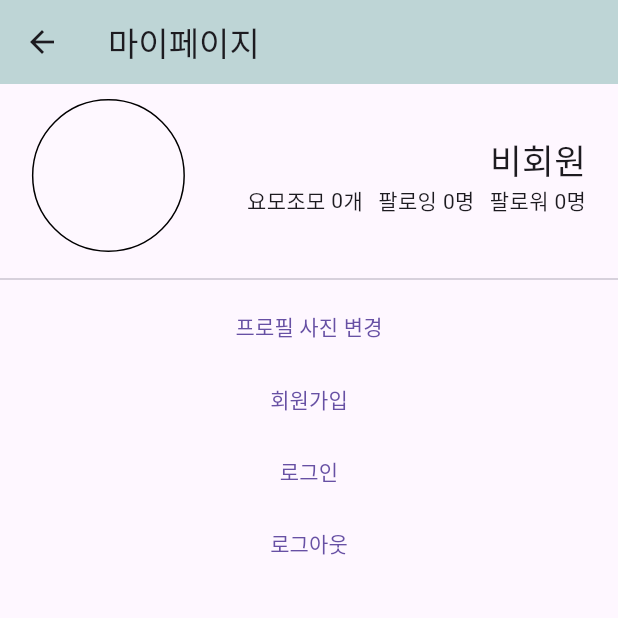
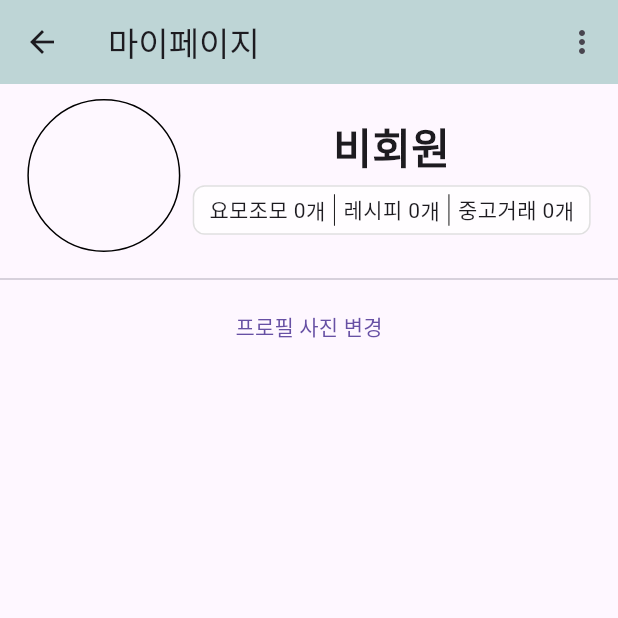
Before and after one commit to KimHyunSookhs/realMojadel, a Flutter app: the MyPageSite screen opened by its route, on a phone screen of 412 x 824 dp, the top half of it. Run offline on Flutter 3.47's test engine with Material 3 defaults, Android fonts, the phone set to English and light mode, and no system bars; our stand-ins replace carousel_slider, cloud_firestore, firebase_auth, firebase_core, google_maps_flutter, image_picker and 2 more; missing offline and left inert: dart:ffi; accounts and stored records are empty; network calls fail; Roboto replaces fonts that are missing (NanumGothic).

Commit message:
MyPage 윗부분 수정

```diff
--- a/lib/main.dart
+++ b/lib/main.dart
@@ -24,6 +24,7 @@ class MyApp extends StatelessWidget {
       builder: (context, snapshot) {
         return MaterialApp(
           title: 'mojadel',
+          theme:ThemeData(fontFamily: 'NanumGothic'),
           debugShowCheckedModeBanner: false,
           routes: {
             '/login': (context) => LogInPage(),
--- a/lib/mypage/mypage.dart
+++ b/lib/mypage/mypage.dart
@@ -4,15 +4,14 @@ import 'package:image_picker/image_picker.dart';
 import 'package:mojadel2/Config/ImagePathProvider.dart';
 import 'package:mojadel2/Config/getUserInfo.dart';
 import 'package:mojadel2/colors/colors.dart';
-import 'package:mojadel2/mypage/signup/signup.dart';
 import 'package:shared_preferences/shared_preferences.dart';
 import 'getboardcount/getBoardCount.dart';
-import 'login/loginpage.dart';
+import 'getboardcount/getRecipeBoardCount.dart';
+import 'getboardcount/getTradeBoardCount.dart';
 import 'dart:io';
 import 'package:http/http.dart' as http;
 import 'dart:convert';
-import 'package:path_provider/path_provider.dart';
-import 'package:path/path.dart';
+import 'optionMenu/optionMenu.dart';
 
 class MyPageSite extends StatefulWidget {
   const MyPageSite({Key? key}) : super(key: key);
@@ -26,16 +25,17 @@ class _MyPageSiteState extends State<MyPageSite> {
   String? _userEmail;
   String? _jwtToken;
   int? _userBoardCount;
+  int? _userRecipeBoardCount;
   String? _profileImageUrl;
   ImagePicker picker = ImagePicker();
 
   @override
   void initState() {
     super.initState();
-    _loadUserInfo();
+    loadUserInfo();
   }
 
-  Future<void> _loadUserInfo() async {
+  Future<void> loadUserInfo() async {
     final prefs = await SharedPreferences.getInstance();
     _jwtToken = prefs.getString('jwtToken');
     if (_jwtToken != null) {
@@ -46,16 +46,6 @@ class _MyPageSiteState extends State<MyPageSite> {
         _profileImageUrl = userInfo['profileImage'];
       });
     }
-  }
-
-  Future<void> _logout() async {
-    final prefs = await SharedPreferences.getInstance();
-    await prefs.remove('jwtToken');
-    setState(() {
-      _nickname = null;
-      _jwtToken = null; // jwtToken 초기화
-      _profileImageUrl = null;
-    });
   }
 
   Future<void> _uploadImage(File imageFile) async {
@@ -87,7 +77,6 @@ class _MyPageSiteState extends State<MyPageSite> {
       }
     }
   }
-
   Future<void> getImage(ImageSource imageSource) async {
     final XFile? pickedFile = await picker.pickImage(source: imageSource);
     if (pickedFile != null) {
@@ -100,12 +89,38 @@ class _MyPageSiteState extends State<MyPageSite> {
     }
   }
 
+  Future<void> logout() async {
+    final prefs = await SharedPreferences.getInstance();
+    await prefs.remove('jwtToken');
+    setState(() {
+      _nickname = null;
+      _jwtToken = null;
+      _profileImageUrl = null;
+    });
+  }
+  Future<void> updateJwtToken(String? jwtToken) async {
+    final prefs = await SharedPreferences.getInstance();
+    await prefs.setString('jwtToken', jwtToken!);
+    setState(() {
+      _jwtToken = jwtToken;
+    });
+  }
+
   @override
   Widget build(BuildContext context) {
     return Scaffold(
       appBar: AppBar(
         title: Text('마이페이지'),
         backgroundColor: AppColors.mintgreen,
+        actions: [
+          OptionMenu(
+            userEmail: _userEmail,
+            jwtToken: _jwtToken,
+            loadUserInfo: loadUserInfo,
+            updateJwtToken: (String? jwtToken) => updateJwtToken(jwtToken),
+            logoutCallback: logout,
+          ),
+        ],
       ),
       body: SingleChildScrollView(
         child: Column(
@@ -119,8 +134,8 @@ class _MyPageSiteState extends State<MyPageSite> {
                     decoration: BoxDecoration(
                       shape: BoxShape.circle,
                       border: Border.all(
-                        color: Colors.black, // 테두리 선의 색상 설정
-                        width: 1.0, // 테두리 선의 두께 설정
+                        color: Colors.black,
+                        width: 1.0,
                       ),
                     ),
                     child: CircleAvatar(
@@ -134,24 +149,33 @@ class _MyPageSiteState extends State<MyPageSite> {
                     ),
                   ),
                   Column(
-                    crossAxisAlignment: CrossAxisAlignment.end,
+                    crossAxisAlignment: CrossAxisAlignment.center,
                     children: [
                       Text(
                         _nickname ?? '비회원',
-                        style: TextStyle(fontSize: 23),
+                        style: TextStyle(fontSize: 28, fontWeight: FontWeight.w600),
                       ),
-                      Row(
-                        mainAxisAlignment: MainAxisAlignment.spaceEvenly,
+                      SizedBox(height: 6,),
+                      Container(
+                        padding: const EdgeInsets.all(5.0),
+                        decoration: BoxDecoration(
+                          color: Colors.white70,
+                          borderRadius: BorderRadius.circular(8.0),
+                          border: Border.all(
+                            color: Colors.grey.shade300, // 테두리 색상
+                            width: 1.0, // 테두리 두께
+                          ),
+                        ),
+                        child: IntrinsicHeight(
+                          child: Row(
                             children: [
-                          SizedBox(
-                            width: 30,
-                          ),
+                              SizedBox(width: 5),
                               Row(
                                 children: [
                                   Text('요모조모 '),
                                   FutureBuilder<int?>(
                                     future: getUserPostsCount(
-                                    _userEmail ?? '', _jwtToken ?? '', _nickname), // getUserPostsCount 함수 사용
+                                        _userEmail ?? '', _jwtToken ?? '', _nickname),
                                     builder: (context, snapshot) {
                                       if (snapshot.connectionState == ConnectionState.waiting) {
                                         return Text('0');
@@ -159,23 +183,62 @@ class _MyPageSiteState extends State<MyPageSite> {
                                         return Text('Error: ${snapshot.error}');
                                       } else {
                                         final int? postsCount = snapshot.data;
-                                    _userBoardCount = postsCount; // _userBoardCount에 postsCount 값 할당
+                                        _userBoardCount = postsCount;
                                         return Text(postsCount != null ? '$postsCount' : '0');
                                       }
                                     },
                                   ),
-                              Text('개')
+                                  Text('개'),
+                                  VerticalDivider(
+                                    width: 12,
+                                    thickness: 0.6,
+                                    color: Colors.black,
+                                  ),
+                                  Text('레시피 '),
+                                  FutureBuilder<int?>(
+                                    future: getUserRecipePostsCount(
+                                        _userEmail ?? '', _jwtToken ?? '', _nickname),
+                                    builder: (context, snapshot) {
+                                      if (snapshot.connectionState == ConnectionState.waiting) {
+                                        return Text('0');
+                                      } else if (snapshot.hasError) {
+                                        return Text('Error: ${snapshot.error}');
+                                      } else {
+                                        final int? postsCount = snapshot.data;
+                                        _userBoardCount = postsCount;
+                                        return Text(postsCount != null ? '$postsCount' : '0');
+                                      }
+                                    },
+                                  ),
+                                  Text('개'),
+                                  VerticalDivider(
+                                    width: 12,
+                                    thickness: 0.6,
+                                    color: Colors.black,
+                                  ),
+                                  Text('중고거래 '),
+                                  FutureBuilder<int?>(
+                                    future: getUserTradePostsCount(
+                                        _userEmail ?? '', _jwtToken ?? '', _nickname),
+                                    builder: (context, snapshot) {
+                                      if (snapshot.connectionState == ConnectionState.waiting) {
+                                        return Text('0');
+                                      } else if (snapshot.hasError) {
+                                        return Text('Error: ${snapshot.error}');
+                                      } else {
+                                        final int? postsCount = snapshot.data;
+                                        _userBoardCount = postsCount;
+                                        return Text(postsCount != null ? '$postsCount' : '0');
+                                      }
+                                    },
+                                  ),
+                                  Text('개'),
+                                  SizedBox(width: 5),
                                 ],
                               ),
-                          SizedBox(
-                            width: 10,
+                            ],
                           ),
-                          Text('팔로잉 0명'),
-                          SizedBox(
-                            width: 10,
                         ),
-                          Text('팔로워 0명'),
-                        ],
                       ),
                     ],
                   ),
@@ -189,39 +252,6 @@ class _MyPageSiteState extends State<MyPageSite> {
               },
               child: Text('프로필 사진 변경'),
             ),
-            TextButton(
-              onPressed: () {
-                Navigator.push(
-                  context,
-                  MaterialPageRoute(builder: (context) => SignUpPage()),
-                );
-              },
-              child: Text('회원가입'),
-            ),
-            TextButton(
-              onPressed: () {
-                Navigator.push(
-                  context,
-                  MaterialPageRoute(builder: (context) => LogInPage()),
-                ).then((jwtToken) {
-                  if (jwtToken != null) {
-                    _loadUserInfo();
-                  }
-                });
-              },
-              child: Text('로그인'),
-            ),
-            TextButton(
-              onPressed: () async {
-                ScaffoldMessenger.of(context).showSnackBar(
-                  SnackBar(
-                    content: Text('로그아웃 완료'),
-                  ),
-                );
-                await _logout();
-              },
-              child: Text('로그아웃'),
-            ),
           ],
         ),
       ),
--- /dev/null
+++ b/lib/mypage/optionMenu/optionMenu.dart
@@ -0,0 +1,76 @@
+import 'package:flutter/material.dart';
+import '../login/loginpage.dart';
+import '../signup/signup.dart';
+
+class OptionMenu extends StatelessWidget {
+  final String? userEmail;
+  final String? jwtToken;
+  final Function() loadUserInfo;
+  final Function(String?) updateJwtToken;
+  final Function() logoutCallback;
+
+  OptionMenu({
+    required this.userEmail,
+    required this.jwtToken,
+    required this.loadUserInfo,
+    required this.updateJwtToken,
+    required this.logoutCallback,
+  });
+
+  Future<void> handleMenuSelection(BuildContext context, String value) async {
+    if (jwtToken == null) {
+      if (value == 'login') {
+        Navigator.push(context, MaterialPageRoute(builder: (context) => LogInPage()))
+            .then((jwtToken) {
+          if (jwtToken != null) {
+            updateJwtToken(jwtToken);
+            loadUserInfo();
+          }
+        });
+      } else if (value == 'signup') {
+        Navigator.push(context, MaterialPageRoute(builder: (context) => SignUpPage()));
+      } else {
+        showDialog(
+          context: context,
+          builder: (BuildContext context) {
+            return AlertDialog(
+              title: Text('Error'),
+              content: Text('로그인이 필요합니다.'),
+              actions: [
+                TextButton(
+                  onPressed: () => Navigator.pop(context),
+                  child: Text('확인'),
+                ),
+              ],
+            );
+          },
+        );
+      }
+    } else {
+      switch (value) {
+        case 'logout':
+          logoutCallback();
+          break;
+      }
+    }
+  }
+
+  @override
+  Widget build(BuildContext context) {
+    return PopupMenuButton<String>(
+      onSelected: (String value) {
+        handleMenuSelection(context, value);
+      },
+      itemBuilder: (BuildContext context) {
+        return (jwtToken == null ? {'signup', 'login'} : {'logout'}).map((String choice) {
+          return PopupMenuItem<String>(
+            value: choice,
+            child: Text(
+              choice == 'signup' ? '회원가입' : choice == 'login' ? '로그인' : '로그아웃',
+            ),
+          );
+        }).toList();
+      },
+    );
+  }
+}
--- a/lib/mypage/signup/signup.dart
+++ b/lib/mypage/signup/signup.dart
@@ -128,9 +128,8 @@ class _SignUpPageState extends State<SignUpPage> {
                       body: requestBody,);
 
                     if (response.statusCode == 200) {
-                      // 서버로부터 성공적으로 응답 받음
                       print('회원가입 성공');
-                      Navigator.pushReplacementNamed(context, '/login');
+                      Navigator.of(context).pop();
                     } else {
                       // 서버로부터 오류 응답 받음
                       print('회원가입 실패: ${response.body}');
--- a/lib/yomojomo/OptionMenu/menuOptions.dart
+++ b/lib/yomojomo/OptionMenu/menuOptions.dart
@@ -1,6 +1,5 @@
 import 'package:flutter/material.dart';
 import 'deletePost.dart';
-import '../detailboard.dart';
 import 'editPost.dart';
 
 Future<void> handleMenuSelection(BuildContext context, String value, String? userEmail, String writerEmail, int postId, String jwtToken, String title, String content, Function setState, List<String> parsedBoardImageList) async {
```
Also changed, not shown: lib/mypage/getboardcount/getRecipeBoardCount.dart (added, +33 -0 lines), lib/mypage/getboardcount/getTradeBoardCount.dart (added, +33 -0 lines), pubspec.yaml (+8 -3 lines), 3 other files. Lines whose indentation alone changed are shown as unchanged.
